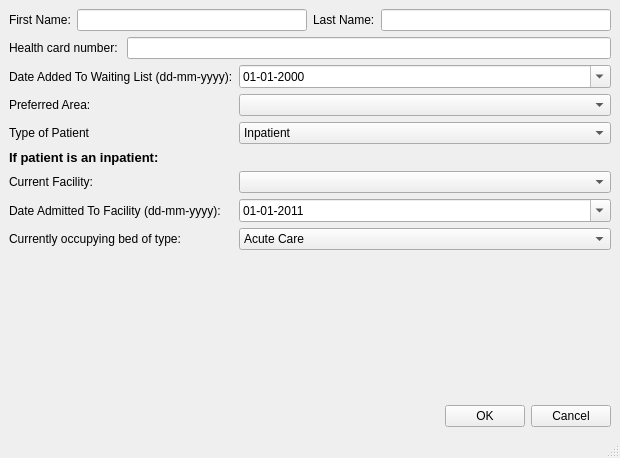
First picture: the form in addpatienttowaitinglist.ui, repository hummushaman/EOBCproject, before the edit.
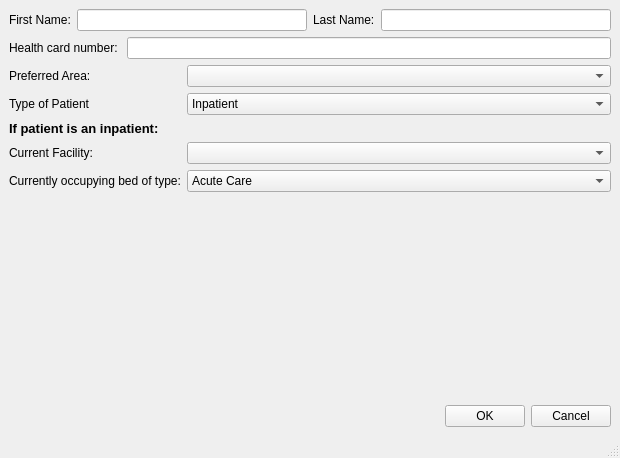
Second picture: the form after the edit.

Commit message: changed assign patient to WL form

```diff
--- a/addpatienttowaitinglist.ui
+++ b/addpatienttowaitinglist.ui
@@ -60,17 +60,38 @@
         <property name="fieldGrowthPolicy">
          <enum>QFormLayout::AllNonFixedFieldsGrow</enum>
         </property>
-        <item row="3" column="0">
+        <item row="2" column="0">
          <widget class="QLabel" name="label">
           <property name="text">
            <string>Preferred Area:</string>
           </property>
          </widget>
         </item>
-        <item row="3" column="1">
+        <item row="2" column="1">
          <widget class="QComboBox" name="comboBox_areas"/>
         </item>
-        <item row="7" column="0">
+        <item row="3" column="0">
+         <widget class="QLabel" name="label_2">
+          <property name="text">
+           <string>Type of Patient</string>
+          </property>
+         </widget>
+        </item>
+        <item row="3" column="1">
+         <widget class="QComboBox" name="comboBox_patientType">
+          <item>
+           <property name="text">
+            <string>Inpatient</string>
+           </property>
+          </item>
+          <item>
+           <property name="text">
+            <string>Outpatient</string>
+           </property>
+          </item>
+         </widget>
+        </item>
+        <item row="6" column="0">
          <widget class="QLabel" name="label_10">
           <property name="text">
            <string>&lt;!DOCTYPE HTML PUBLIC &quot;-//W3C//DTD HTML 4.0//EN&quot; &quot;http://www.w3.org/TR/REC-html40/strict.dtd&quot;&gt;
@@ -81,71 +102,24 @@
           </property>
          </widget>
         </item>
-        <item row="8" column="0">
+        <item row="7" column="0">
          <widget class="QLabel" name="label_7">
           <property name="text">
            <string>Current Facility:</string>
           </property>
          </widget>
         </item>
-        <item row="8" column="1">
+        <item row="7" column="1">
          <widget class="QComboBox" name="comboBox_facilities"/>
         </item>
-        <item row="9" column="0">
-         <widget class="QLabel" name="label_6">
-          <property name="text">
-           <string>Date Admitted To Facility (dd-mm-yyyy):</string>
-          </property>
-         </widget>
-        </item>
-        <item row="9" column="1">
-         <widget class="QDateEdit" name="dateEdit_dateAdmitted">
-          <property name="dateTime">
-           <datetime>
-            <hour>0</hour>
-            <minute>0</minute>
-            <second>0</second>
-            <year>2011</year>
-            <month>1</month>
-            <day>1</day>
-           </datetime>
-          </property>
-          <property name="minimumDateTime">
-           <datetime>
-            <hour>0</hour>
-            <minute>0</minute>
-            <second>0</second>
-            <year>1752</year>
-            <month>9</month>
-            <day>14</day>
-           </datetime>
-          </property>
-          <property name="displayFormat">
-           <string>dd-MM-yyyy</string>
-          </property>
-          <property name="calendarPopup">
-           <bool>true</bool>
-          </property>
-          <property name="timeSpec">
-           <enum>Qt::LocalTime</enum>
-          </property>
-          <property name="date">
-           <date>
-            <year>2011</year>
-            <month>1</month>
-            <day>1</day>
-           </date>
-          </property>
-         </widget>
-        </item>
-        <item row="10" column="0">
+        <item row="8" column="0">
          <widget class="QLabel" name="label_8">
           <property name="text">
            <string>Currently occupying bed of type:</string>
           </property>
          </widget>
         </item>
-        <item row="10" column="1">
+        <item row="8" column="1">
          <widget class="QComboBox" name="comboBox_careType">
           <item>
            <property name="text">
@@ -164,44 +138,6 @@
           </item>
          </widget>
         </item>
-        <item row="4" column="1">
-         <widget class="QComboBox" name="comboBox_patientType">
-          <item>
-           <property name="text">
-            <string>Inpatient</string>
-           </property>
-          </item>
-          <item>
-           <property name="text">
-            <string>Outpatient</string>
-           </property>
-          </item>
-         </widget>
-        </item>
-        <item row="2" column="0">
-         <widget class="QLabel" name="label_5">
-          <property name="text">
-           <string>Date Added To Waiting List (dd-mm-yyyy):</string>
-          </property>
-         </widget>
-        </item>
-        <item row="2" column="1">
-         <widget class="QDateEdit" name="dateEdit_dateAdded">
-          <property name="displayFormat">
-           <string>dd-MM-yyyy</string>
-          </property>
-          <property name="calendarPopup">
-           <bool>true</bool>
-          </property>
-         </widget>
-        </item>
-        <item row="4" column="0">
-         <widget class="QLabel" name="label_2">
-          <property name="text">
-           <string>Type of Patient</string>
-          </property>
-         </widget>
-        </item>
        </layout>
       </item>
       <item>
```
The commit also changes 8 other files.
